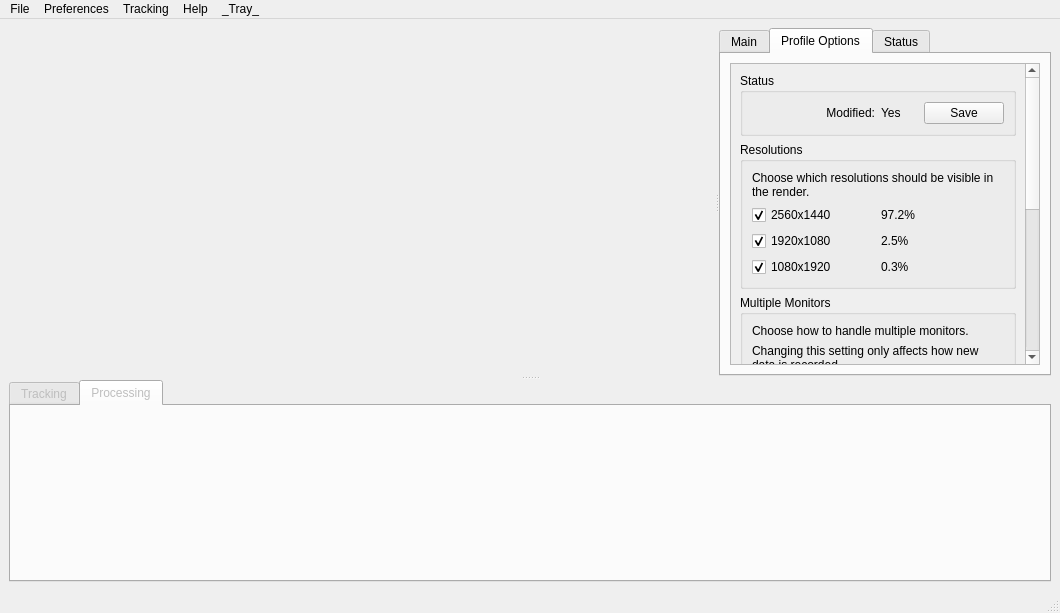
This is mousetracks2/gui/ui/layout.ui in huntfx/MouseTracks as Qt 5 draws it before an edit. The edited form follows.
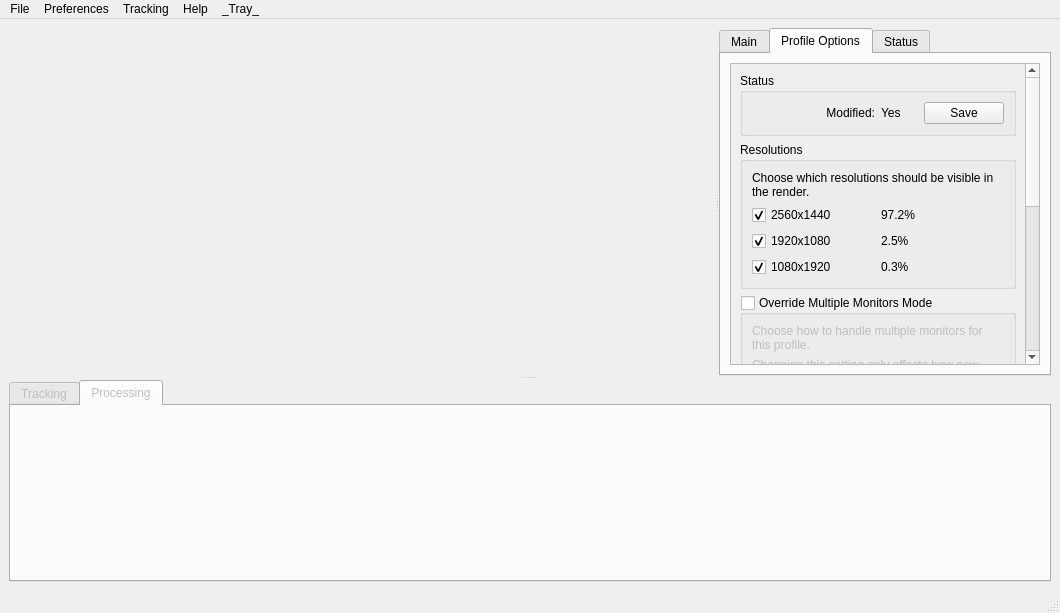
This is the edited form. The open tabs and pages were chosen to show the change. Custom widgets are drawn as their Qt base class.

Commit message: Improved multi monitor settings with default option

Patch:
```diff
--- a/mousetracks2/gui/ui/layout.ui
+++ b/mousetracks2/gui/ui/layout.ui
@@ -937,9 +937,9 @@
              <property name="geometry">
               <rect>
                <x>0</x>
-               <y>-121</y>
+               <y>0</y>
                <width>261</width>
-               <height>638</height>
+               <height>654</height>
               </rect>
              </property>
              <layout class="QVBoxLayout" name="verticalLayout_13">
@@ -1063,13 +1063,19 @@
                  <string>Set how multiple monitors are handled.</string>
                 </property>
                 <property name="title">
-                 <string>Multiple Monitors</string>
+                 <string>Override Multiple Monitors Mode</string>
+                </property>
+                <property name="checkable">
+                 <bool>true</bool>
+                </property>
+                <property name="checked">
+                 <bool>false</bool>
                 </property>
                 <layout class="QVBoxLayout" name="verticalLayout_7">
                  <item>
                   <widget class="QLabel" name="label_26">
                    <property name="text">
-                    <string>Choose how to handle multiple monitors.</string>
+                    <string>Choose how to handle multiple monitors for this profile.</string>
                    </property>
                    <property name="wordWrap">
                     <bool>true</bool>
```
Left out of the diff: 18 changed lines with no effect on the pictures. The commit also changes 6 other files.
